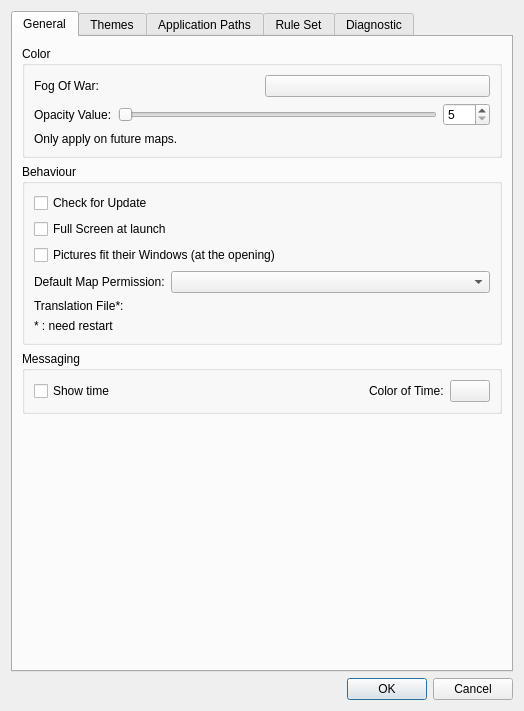
The window that src/preferences/preferencesdialogbox.ui (Rolisteam/rolisteam) describes before a commit, drawn with Qt 5.
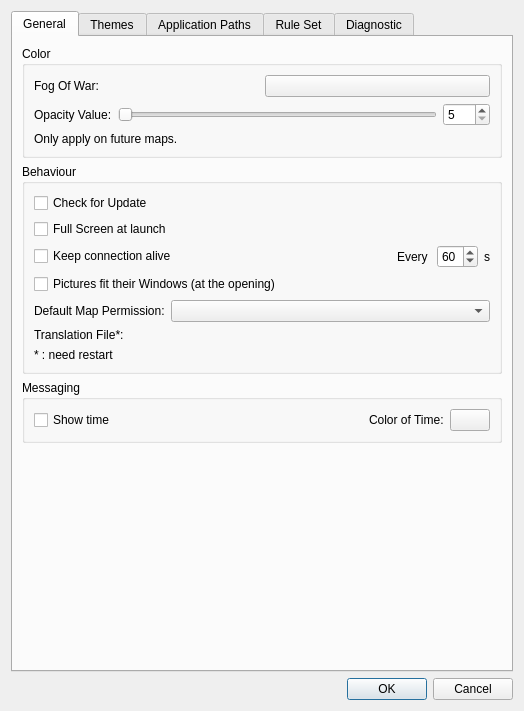
The same window after the commit. The open tabs and pages were chosen to show the change. Icons and pictures are not drawn. Custom widgets are drawn as their Qt base class.

Commit message: Adding GUI widget into preference dialog to manage Heartbeat message (on/off and frequency).

```diff
--- a/src/preferences/preferencesdialogbox.ui
+++ b/src/preferences/preferencesdialogbox.ui
@@ -112,6 +112,61 @@
             </property>
            </widget>
           </item>
+          <item>
+           <layout class="QHBoxLayout" name="horizontalLayout_18">
+            <item>
+             <widget class="QCheckBox" name="m_heartBeat">
+              <property name="toolTip">
+               <string>&lt;html&gt;&lt;head/&gt;&lt;body&gt;&lt;p&gt;Some users have experienced disconnection while they don't send or receive any message. &lt;/p&gt;&lt;p&gt;This feature is sending heartbeat message to prevent that behaviour.&lt;/p&gt;&lt;/body&gt;&lt;/html&gt;</string>
+              </property>
+              <property name="text">
+               <string>Keep connection alive</string>
+              </property>
+             </widget>
+            </item>
+            <item>
+             <spacer name="horizontalSpacer_8">
+              <property name="orientation">
+               <enum>Qt::Horizontal</enum>
+              </property>
+              <property name="sizeHint" stdset="0">
+               <size>
+                <width>40</width>
+                <height>20</height>
+               </size>
+              </property>
+             </spacer>
+            </item>
+            <item>
+             <layout class="QHBoxLayout" name="horizontalLayout_17">
+              <item>
+               <widget class="QLabel" name="label_23">
+                <property name="text">
+                 <string>Every </string>
+                </property>
+               </widget>
+              </item>
+              <item>
+               <widget class="QSpinBox" name="m_hbFrequency">
+                <property name="minimum">
+                 <number>0</number>
+                </property>
+                <property name="value">
+                 <number>60</number>
+                </property>
+               </widget>
+              </item>
+              <item>
+               <widget class="QLabel" name="label_24">
+                <property name="text">
+                 <string>s</string>
+                </property>
+               </widget>
+              </item>
+             </layout>
+            </item>
+           </layout>
+          </item>
           <item>
            <widget class="QCheckBox" name="m_pictureAdjust">
             <property name="text">
```
Left out of the diff: 2 changed lines with no effect on the pictures. The commit also changes 2 other files.
